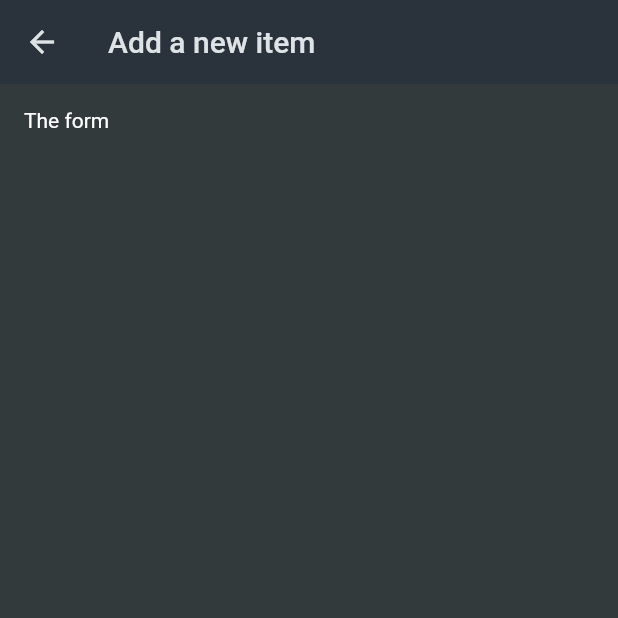
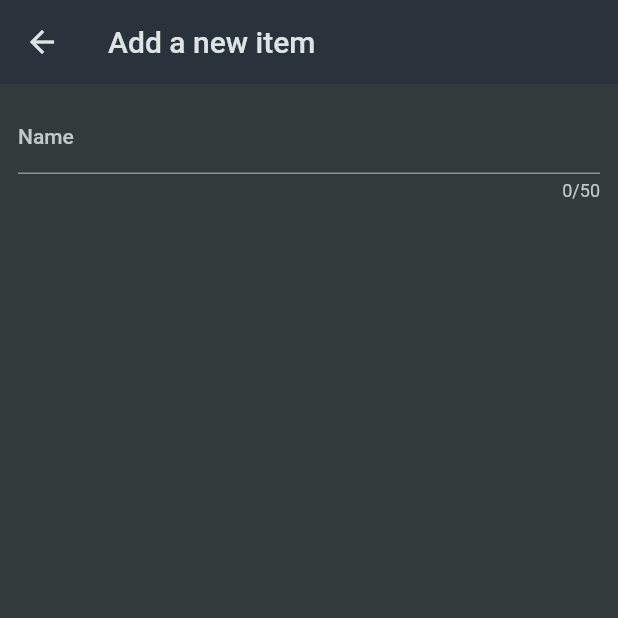
Before and after one commit to asif809999/shopping_list, a Flutter app: the NewItem screen opened directly, on a phone screen of 412 x 824 dp, the top half of it. Run offline on Flutter 3.47's test engine with Material 2 defaults, Android fonts, the phone set to English and light mode, and no system bars.

Commit message:
TextFormField added to new_item.dart file 11.6

```diff
--- a/lib/widgets/new_item.dart
+++ b/lib/widgets/new_item.dart
@@ -16,9 +16,22 @@ class _NewItemState extends State<NewItem> {
       appBar: AppBar(
         title: const Text("Add a new item"),
       ),
-      body: const Padding(
-        padding: EdgeInsets.all(16),
-        child: Text('The form'),
+      body: Padding(
+        padding: const EdgeInsets.all(12),
+        child: Form(
+            child: Column(
+          children: [
+            TextFormField(
+              maxLength: 50,
+              decoration: const InputDecoration(
+                label: Text('Name'),
+              ),
+              validator: (value) {
+                return 'demo...';
+              },
+            ),
+          ],
+        )),
       ),
     );
   }
```
